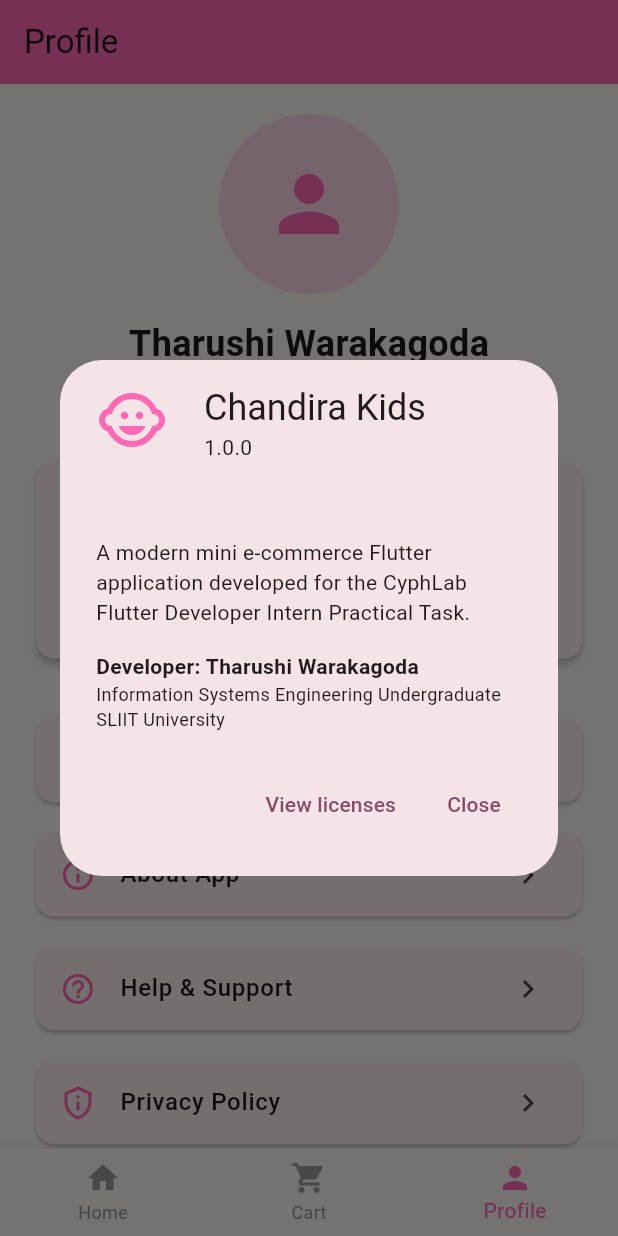
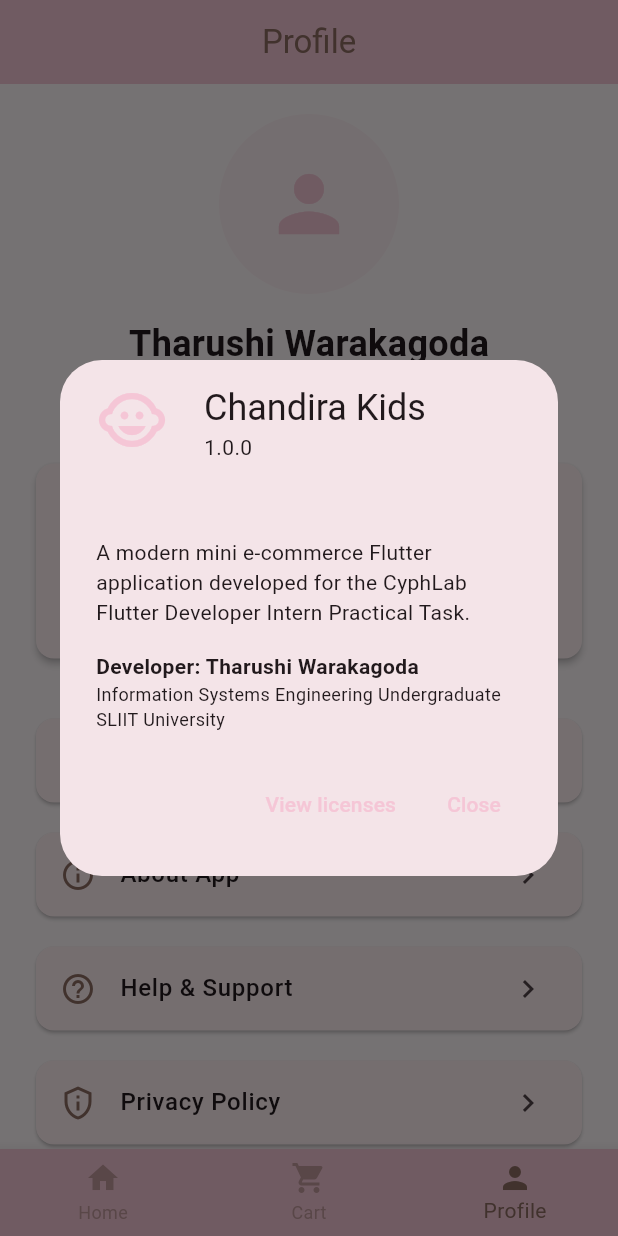
Before and after one commit to tharushitharaka/chandira-kids-flutter-ecommerce, a Flutter app: the screen it shows after launch, item 3 of the bottom bar chosen, after a tap on "About App", on a phone screen of 412 x 824 dp. Run offline on Flutter 3.47's test engine with Material 3 defaults, Android fonts, the phone set to English and light mode, and no system bars.

Commit message:
Updated app theme with modern color scheme

```diff
--- a/lib/main.dart
+++ b/lib/main.dart
@@ -10,6 +10,12 @@
 class MyApp extends StatelessWidget {
   const MyApp({super.key});
 
+  // Theme Colors
+  static const Color primaryColor = Color(0xFFF5C6D6);
+  static const Color secondaryColor = Color(0xFFFFE4EC);
+  static const Color accentColor = Color(0xFF8D6E63);
+  static const Color backgroundColor = Color(0xFFFFF9FB);
+
   @override
   Widget build(BuildContext context) {
     return MultiProvider(
@@ -21,10 +27,59 @@
         debugShowCheckedModeBanner: false,
         theme: ThemeData(
           colorScheme: ColorScheme.fromSeed(
-            seedColor: const Color(0xFFFF69B4),
+            seedColor: primaryColor,
             brightness: Brightness.light,
+            primary: primaryColor,
+            secondary: secondaryColor,
           ),
+          scaffoldBackgroundColor: backgroundColor,
           useMaterial3: true,
+          appBarTheme: const AppBarTheme(
+            backgroundColor: primaryColor,
+            foregroundColor: accentColor,
+            elevation: 0,
+            centerTitle: true,
+          ),
+          elevatedButtonTheme: ElevatedButtonThemeData(
+            style: ElevatedButton.styleFrom(
+              backgroundColor: primaryColor,
+              foregroundColor: accentColor,
+              elevation: 2,
+              shape: RoundedRectangleBorder(
+                borderRadius: BorderRadius.circular(12),
+              ),
+            ),
+          ),
+          cardTheme: CardThemeData(
+            elevation: 2,
+            shape: RoundedRectangleBorder(
+              borderRadius: BorderRadius.circular(16),
+            ),
+          ),
+          inputDecorationTheme: InputDecorationTheme(
+            filled: true,
+            fillColor: secondaryColor,
+            border: OutlineInputBorder(
+              borderRadius: BorderRadius.circular(12),
+              borderSide: BorderSide.none,
+            ),
+            enabledBorder: OutlineInputBorder(
+              borderRadius: BorderRadius.circular(12),
+              borderSide: BorderSide.none,
+            ),
+            focusedBorder: OutlineInputBorder(
+              borderRadius: BorderRadius.circular(12),
+              borderSide: BorderSide(color: primaryColor, width: 2),
+            ),
+          ),
+          chipTheme: ChipThemeData(
+            backgroundColor: secondaryColor,
+            selectedColor: primaryColor,
+            labelStyle: const TextStyle(color: accentColor),
+            shape: RoundedRectangleBorder(
+              borderRadius: BorderRadius.circular(20),
+            ),
+          ),
         ),
         home: const SplashScreen(),
       ),
--- a/lib/screens/cart/cart_screen.dart
+++ b/lib/screens/cart/cart_screen.dart
@@ -13,7 +13,6 @@
     return Scaffold(
       appBar: AppBar(
         title: const Text('Shopping Cart'),
-        backgroundColor: const Color(0xFFFF69B4),
         elevation: 0,
         actions: [
           // Clear Cart Button
@@ -89,8 +88,8 @@
               Navigator.pop(context);
             },
             style: ElevatedButton.styleFrom(
-              backgroundColor: const Color(0xFFFF69B4),
-              foregroundColor: Colors.white,
+              backgroundColor: const Color(0xFFF5C6D6),
+              foregroundColor: const Color(0xFF8D6E63),
               padding: const EdgeInsets.symmetric(
                 horizontal: 32,
                 vertical: 16,
@@ -173,7 +172,7 @@
                     style: const TextStyle(
                       fontSize: 16,
                       fontWeight: FontWeight.bold,
-                      color: Color(0xFFFF69B4),
+                      color: Color(0xFFF5C6D6),
                     ),
                   ),
                   const SizedBox(height: 8),
@@ -283,7 +282,7 @@
                 style: const TextStyle(
                   fontSize: 20,
                   fontWeight: FontWeight.bold,
-                  color: Color(0xFFFF69B4),
+                  color: Color(0xFFF5C6D6),
                 ),
               ),
             ],
@@ -304,8 +303,8 @@
                 );
               },
               style: ElevatedButton.styleFrom(
-                backgroundColor: const Color(0xFFFF69B4),
-                foregroundColor: Colors.white,
+                backgroundColor: const Color(0xFFF5C6D6),
+                foregroundColor: const Color(0xFF8D6E63),
                 shape: RoundedRectangleBorder(
                   borderRadius: BorderRadius.circular(12),
                 ),
--- a/lib/screens/home/home_screen.dart
+++ b/lib/screens/home/home_screen.dart
@@ -35,8 +35,11 @@
             _currentIndex = index;
           });
         },
-        selectedItemColor: const Color(0xFFFF69B4),
-        unselectedItemColor: Colors.grey,
+        selectedItemColor: const Color(0xFF8D6E63),
+        unselectedItemColor: const Color(0xFF8D6E63).withValues(alpha: 0.5),
+        backgroundColor: const Color(0xFFF5C6D6),
+        elevation: 8,
+        type: BottomNavigationBarType.fixed,
         items: const [
           BottomNavigationBarItem(
             icon: Icon(Icons.home),
@@ -100,7 +103,6 @@
     return Scaffold(
       appBar: AppBar(
         title: const Text('Chandira Kids'),
-        backgroundColor: const Color(0xFFFF69B4),
         elevation: 0,
         actions: [
           // Cart Icon with badge
@@ -121,7 +123,7 @@
                       child: Container(
                         padding: const EdgeInsets.all(4),
                         decoration: const BoxDecoration(
-                          color: Colors.red,
+                          color: Color(0xFF8D6E63),
                           shape: BoxShape.circle,
                         ),
                         constraints: const BoxConstraints(
@@ -166,11 +168,6 @@
                         },
                       )
                     : null,
-                border: OutlineInputBorder(
-                  borderRadius: BorderRadius.circular(12),
-                ),
-                filled: true,
-                fillColor: Colors.grey[100],
               ),
               onChanged: (value) {
                 setState(() {
@@ -200,9 +197,13 @@
                         _selectedCategory = category;
                       });
                     },
-                    selectedColor: const Color(0xFFFF69B4).withValues(alpha: 0.2),
-                    checkmarkColor: const Color(0xFFFF69B4),
-                    backgroundColor: Colors.grey[200],
+                    selectedColor: const Color(0xFFF5C6D6).withValues(alpha: 0.3),
+                    checkmarkColor: const Color(0xFF8D6E63),
+                    backgroundColor: const Color(0xFFFFE4EC),
+                    labelStyle: TextStyle(
+                      color: isSelected ? const Color(0xFF8D6E63) : const Color(0xFF8D6E63).withValues(alpha: 0.7),
+                      fontWeight: isSelected ? FontWeight.bold : FontWeight.normal,
+                    ),
                   ),
                 );
               },
@@ -219,14 +220,14 @@
                         Icon(
                           Icons.search_off,
                           size: 64,
-                          color: Colors.grey[400],
+                          color: const Color(0xFF8D6E63).withValues(alpha: 0.3),
                         ),
                         const SizedBox(height: 16),
                         Text(
                           'No products found',
                           style: TextStyle(
                             fontSize: 18,
-                            color: Colors.grey[600],
+                            color: const Color(0xFF8D6E63).withValues(alpha: 0.6),
                           ),
                         ),
                       ],
--- a/lib/screens/product_details/product_details_screen.dart
+++ b/lib/screens/product_details/product_details_screen.dart
@@ -18,7 +18,6 @@
     return Scaffold(
       appBar: AppBar(
         title: const Text('Product Details'),
-        backgroundColor: const Color(0xFFFF69B4),
         elevation: 0,
       ),
       body: SingleChildScrollView(
@@ -67,13 +66,13 @@
                       vertical: 6,
                     ),
                     decoration: BoxDecoration(
-                      color: const Color(0xFFFF69B4).withValues(alpha: 0.1),
+                      color: const Color(0xFFF5C6D6).withValues(alpha: 0.2),
                       borderRadius: BorderRadius.circular(20),
                     ),
                     child: Text(
                       product.category,
                       style: const TextStyle(
-                        color: Color(0xFFFF69B4),
+                        color: Color(0xFF8D6E63),
                         fontWeight: FontWeight.w600,
                       ),
                     ),
@@ -89,7 +88,7 @@
                         style: const TextStyle(
                           fontSize: 32,
                           fontWeight: FontWeight.bold,
-                          color: Color(0xFFFF69B4),
+                          color: Color(0xFFF5C6D6),
                         ),
                       ),
                       // Rating
@@ -97,7 +96,7 @@
                         children: [
                           const Icon(
                             Icons.star,
-                            color: Colors.amber,
+                            color: Color(0xFFF5C6D6),
                             size: 24,
                           ),
                           const SizedBox(width: 4),
@@ -213,14 +212,14 @@
                                   content: Text(
                                       '${product.name} added to cart!'),
                                   duration: const Duration(seconds: 2),
-                                  backgroundColor: const Color(0xFFFF69B4),
+                                  backgroundColor: const Color(0xFF8D6E63),
                                 ),
                               );
                             }
                           : null,
                       style: ElevatedButton.styleFrom(
-                        backgroundColor: const Color(0xFFFF69B4),
-                        foregroundColor: Colors.white,
+                        backgroundColor: const Color(0xFFF5C6D6),
+                        foregroundColor: const Color(0xFF8D6E63),
                         shape: RoundedRectangleBorder(
                           borderRadius: BorderRadius.circular(12),
                         ),
--- a/lib/screens/profile/profile_screen.dart
+++ b/lib/screens/profile/profile_screen.dart
@@ -10,7 +10,6 @@
     return Scaffold(
       appBar: AppBar(
         title: const Text('Profile'),
-        backgroundColor: const Color(0xFFFF69B4),
         elevation: 0,
       ),
       body: SingleChildScrollView(
@@ -20,11 +19,11 @@
             // Profile Avatar
             CircleAvatar(
               radius: 60,
-              backgroundColor: const Color(0xFFFF69B4).withValues(alpha: 0.2),
+              backgroundColor: const Color(0xFFF5C6D6).withValues(alpha: 0.2),
               child: const Icon(
                 Icons.person,
                 size: 60,
-                color: Color(0xFFFF69B4),
+                color: Color(0xFFF5C6D6),
               ),
             ),
             const SizedBox(height: 16),
@@ -193,7 +192,7 @@
               Icon(
                 icon,
                 size: 32,
-                color: const Color(0xFFFF69B4),
+                color: const Color(0xFFF5C6D6),
               ),
               const SizedBox(height: 8),
               Text(
@@ -201,7 +200,7 @@
                 style: const TextStyle(
                   fontSize: 24,
                   fontWeight: FontWeight.bold,
-                  color: Color(0xFFFF69B4),
+                  color: Color(0xFFF5C6D6),
                 ),
               ),
               const SizedBox(height: 4),
@@ -235,7 +234,7 @@
       child: ListTile(
         leading: Icon(
           icon,
-          color: iconColor ?? const Color(0xFFFF69B4),
+          color: iconColor ?? const Color(0xFF8D6E63),
         ),
         title: Text(
           title,
@@ -259,7 +258,7 @@
       applicationIcon: const Icon(
         Icons.child_care,
         size: 48,
-        color: Color(0xFFFF69B4),
+        color: Color(0xFFF5C6D6),
       ),
       children: [
         const SizedBox(height: 16),
--- a/lib/screens/splash/splash_screen.dart
+++ b/lib/screens/splash/splash_screen.dart
@@ -3,7 +3,7 @@
 import '../home/home_screen.dart';
 
 /// Splash Screen for Chandira Kids App
-/// Displays logo with pink gradient background and auto-navigates after 2 seconds
+/// Modern fashion-store design with gradient background and auto-navigation
 class SplashScreen extends StatefulWidget {
   const SplashScreen({super.key});
 
@@ -32,12 +32,12 @@
       body: Container(
         decoration: const BoxDecoration(
           gradient: LinearGradient(
-            begin: Alignment.topCenter,
-            end: Alignment.bottomCenter,
+            begin: Alignment.topLeft,
+            end: Alignment.bottomRight,
             colors: [
-              Color(0xFFFF69B4), // Hot Pink
-              Color(0xFFFFB6C1), // Light Pink
-              Color(0xFFFFC0CB), // Pink
+              Color(0xFFF5C6D6), // Primary
+              Color(0xFFFFE4EC), // Secondary
+              Color(0xFFF5C6D6), // Primary
             ],
           ),
         ),
@@ -47,42 +47,57 @@
             children: [
               // Logo/Brand Name
               Container(
-                padding: const EdgeInsets.all(20),
+                padding: const EdgeInsets.symmetric(horizontal: 40, vertical: 24),
                 decoration: BoxDecoration(
                   color: Colors.white,
-                  borderRadius: BorderRadius.circular(20),
+                  borderRadius: BorderRadius.circular(24),
                   boxShadow: [
                     BoxShadow(
                       color: Colors.black.withValues(alpha: 0.1),
-                      blurRadius: 20,
-                      offset: const Offset(0, 10),
+                      blurRadius: 30,
+                      offset: const Offset(0, 15),
                     ),
                   ],
                 ),
-                child: const Text(
-                  'Chandira Kids',
-                  style: TextStyle(
-                    fontSize: 32,
-                    fontWeight: FontWeight.bold,
-                    color: Color(0xFFFF69B4),
-                    letterSpacing: 1.5,
-                  ),
+                child: Column(
+                  children: [
+                    // Icon
+                    const Icon(
+                      Icons.child_care,
+                      size: 64,
+                      color: Color(0xFFF5C6D6),
+                    ),
+                    const SizedBox(height: 16),
+                    // Brand Name
+                    const Text(
+                      'Chandira Kids',
+                      style: TextStyle(
+                        fontSize: 36,
+                        fontWeight: FontWeight.bold,
+                        color: Color(0xFF8D6E63),
+                        letterSpacing: 2,
+                      ),
+                    ),
+                  ],
                 ),
               ),
-              const SizedBox(height: 20),
+              const SizedBox(height: 32),
               // Tagline
               const Text(
-                'Fashion for Little Princesses',
+                'Fashion for Every Little Princess',
                 style: TextStyle(
-                  fontSize: 16,
-                  color: Colors.white,
-                  fontWeight: FontWeight.w500,
+                  fontSize: 18,
+                  color: Color(0xFF8D6E63),
+                  fontWeight: FontWeight.w600,
+                  letterSpacing: 1,
                 ),
+                textAlign: TextAlign.center,
               ),
-              const SizedBox(height: 40),
+              const SizedBox(height: 48),
               // Loading indicator
               const CircularProgressIndicator(
-                valueColor: AlwaysStoppedAnimation<Color>(Colors.white),
+                valueColor: AlwaysStoppedAnimation<Color>(Color(0xFF8D6E63)),
+                strokeWidth: 3,
               ),
             ],
           ),
--- a/lib/widgets/product_card.dart
+++ b/lib/widgets/product_card.dart
@@ -3,7 +3,7 @@
 import '../screens/product_details/product_details_screen.dart';
 
 /// Product Card Widget
-/// Displays product information in a card format
+/// Displays product information in a modern card format with rounded corners and soft shadows
 class ProductCard extends StatelessWidget {
   final Product product;
 
@@ -24,9 +24,9 @@
         );
       },
       child: Card(
-        elevation: 2,
+        elevation: 3,
         shape: RoundedRectangleBorder(
-          borderRadius: BorderRadius.circular(12),
+          borderRadius: BorderRadius.circular(16),
         ),
         child: Column(
           crossAxisAlignment: CrossAxisAlignment.start,
@@ -36,14 +36,14 @@
               child: Container(
                 width: double.infinity,
                 decoration: BoxDecoration(
-                  color: Colors.grey[200],
+                  color: const Color(0xFFFFE4EC),
                   borderRadius: const BorderRadius.vertical(
-                    top: Radius.circular(12),
+                    top: Radius.circular(16),
                   ),
                 ),
                 child: ClipRRect(
                   borderRadius: const BorderRadius.vertical(
-                    top: Radius.circular(12),
+                    top: Radius.circular(16),
                   ),
                   child: Hero(
                     tag: 'product_${product.id}',
@@ -51,8 +51,12 @@
                       product.imageUrl,
                       fit: BoxFit.cover,
                       errorBuilder: (context, error, stackTrace) {
-                        return const Center(
-                          child: Icon(Icons.image_not_supported, size: 50),
+                        return Center(
+                          child: Icon(
+                            Icons.image_not_supported,
+                            size: 50,
+                            color: const Color(0xFF8D6E63).withValues(alpha: 0.3),
+                          ),
                         );
                       },
                     ),
@@ -72,6 +76,7 @@
                     style: const TextStyle(
                       fontSize: 14,
                       fontWeight: FontWeight.bold,
+                      color: Color(0xFF8D6E63),
                     ),
                     maxLines: 2,
                     overflow: TextOverflow.ellipsis,
@@ -82,7 +87,7 @@
                     product.category,
                     style: TextStyle(
                       fontSize: 12,
-                      color: Colors.grey[600],
+                      color: const Color(0xFF8D6E63).withValues(alpha: 0.6),
                     ),
                   ),
                   const SizedBox(height: 8),
@@ -96,7 +101,7 @@
                         style: const TextStyle(
                           fontSize: 16,
                           fontWeight: FontWeight.bold,
-                          color: Color(0xFFFF69B4),
+                          color: Color(0xFFF5C6D6),
                         ),
                       ),
                       // Rating
@@ -105,12 +110,15 @@
                           const Icon(
                             Icons.star,
                             size: 16,
-                            color: Colors.amber,
+                            color: Color(0xFFF5C6D6),
                           ),
                           const SizedBox(width: 4),
                           Text(
                             product.rating.toString(),
-                            style: const TextStyle(fontSize: 12),
+                            style: const TextStyle(
+                              fontSize: 12,
+                              color: Color(0xFF8D6E63),
+                            ),
                           ),
                         ],
                       ),
```
